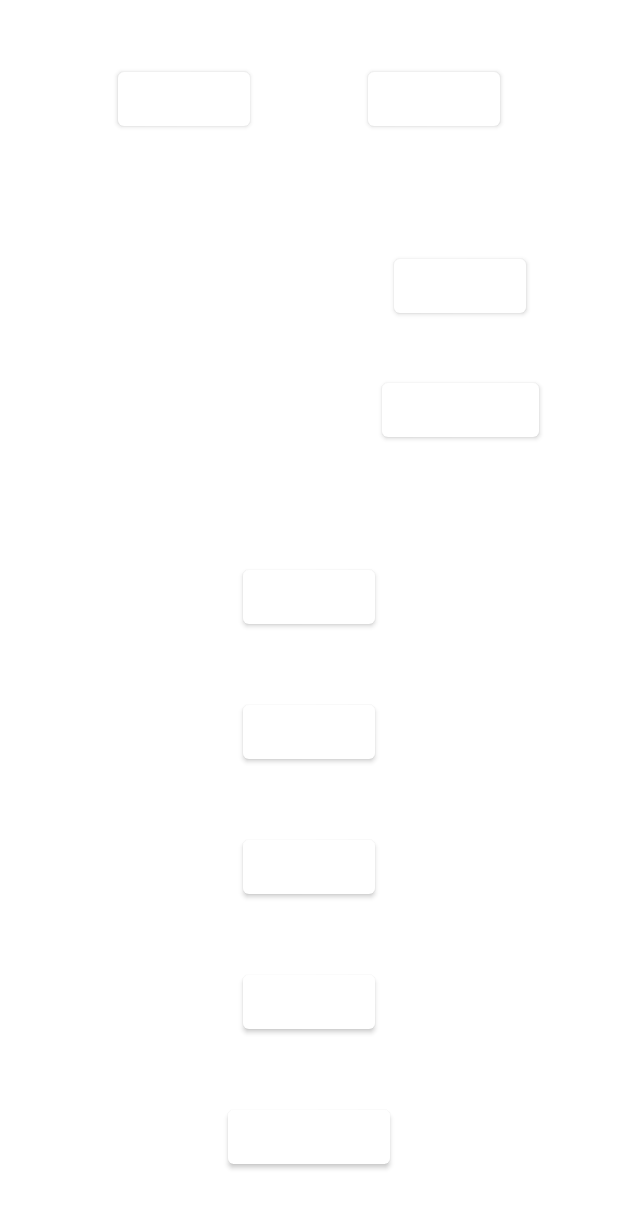
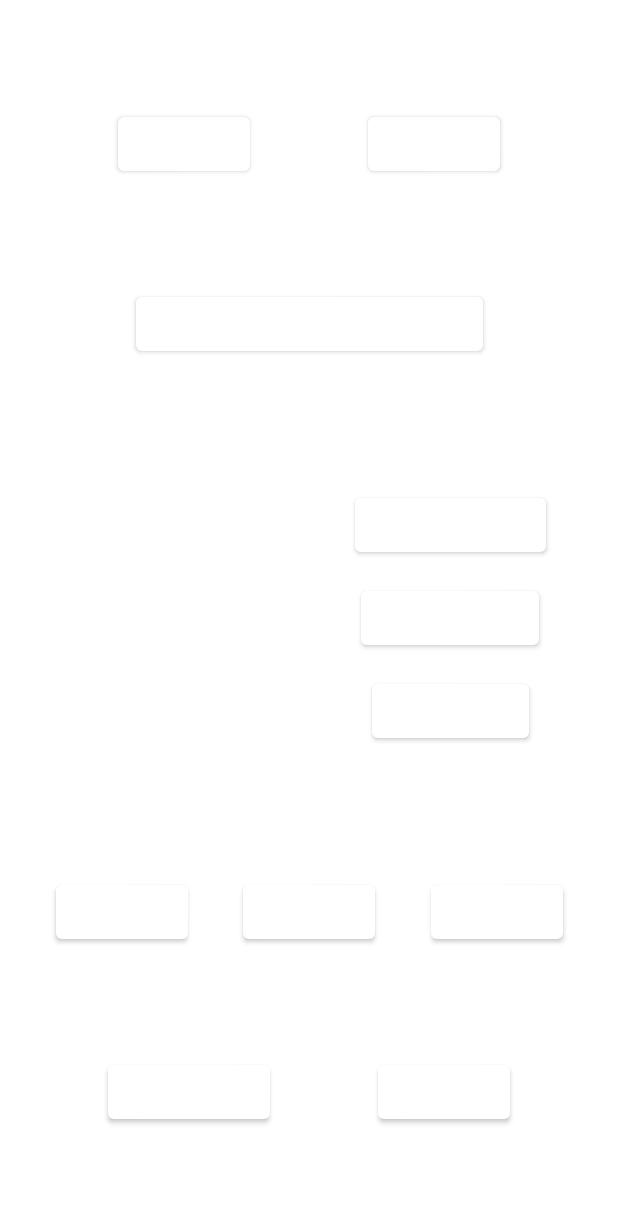
Before and after one commit to burakakinn/MatImplementationApp, an Android app: the screen it shows after launch (MainActivity), on a phone screen of 412 x 824 dp. Shown: the top 1208 px of the screen. Run offline under Robolectric (Android 15) with nearby library versions, the phone set to English and light mode, and no system bars.

```diff
--- a/app/src/main/java/com/example/matimplementationapp/fragments/FragmentMain.java
+++ b/app/src/main/java/com/example/matimplementationapp/fragments/FragmentMain.java
@@ -3,19 +3,21 @@ package com.example.matimplementationapp.fragments;
 import android.Manifest;
 import android.bluetooth.BluetoothAdapter;
 import android.bluetooth.BluetoothDevice;
+import android.bluetooth.BluetoothServerSocket;
+import android.bluetooth.BluetoothSocket;
 import android.content.BroadcastReceiver;
 import android.content.Context;
 import android.content.Intent;
 import android.content.IntentFilter;
 import android.os.Build;
 import android.os.Bundle;
+import android.os.Handler;
+import android.os.Message;
 import android.util.Log;
 import android.view.LayoutInflater;
 import android.view.View;
 import android.view.ViewGroup;
-import android.widget.ArrayAdapter;
 import android.widget.Button;
-import android.widget.ListView;
 import android.widget.Toast;
 
 import androidx.annotation.NonNull;
@@ -29,11 +31,9 @@ import com.example.matimplementationapp.MainActivity;
 import com.example.matimplementationapp.R;
 import com.example.matimplementationapp.adapters.BTDeviceAdapter;
 
+import java.io.IOException;
 import java.util.ArrayList;
-import java.util.HashMap;
-import java.util.HashSet;
-import java.util.Map;
-import java.util.Set;
+import java.util.UUID;
 
 import static android.app.Activity.RESULT_CANCELED;
 import static android.app.Activity.RESULT_OK;
@@ -42,14 +42,25 @@ public class FragmentMain extends Fragment  {
 
     private Button btnBluetoothOn;
     private Button btnBluetoothOff;
-    private Button btnScan;
+    private Button btnStartScan;
+    private Button btnStopScan;
+    private Button btnEnableDiscoverability;
 
     private RecyclerView btDevicesRecyclerView;
     private Intent bluetoothEnabledIntent;
-    private int requestCodeForEnabled;
+    private ArrayList<BluetoothDevice> btDevices;
     private ArrayList<String> deviceNames;
-    private ArrayList<String> deviceAddreses;
 
+    static final int STATE_LISTENING = 1;
+    static final int STATE_CONNECTING = 2;
+    static final int STATE_CONNECTED = 3;
+    static final int STATE_CONNECTION_FAILED = 4;
+    static final int STATE_MESSAGE_RECEIVED = 5;
+
+    private int REQUEST_ENABLE_BLUETOOTH = 1;
+
+    private static final String APP_NAME = "BT_SERVER";
+    public static final UUID MY_UUID = UUID.fromString("750aaea4-3254-11eb-adc1-0242ac120002");
 
     private BTDeviceAdapter btDeviceAdapter;
 
@@ -58,7 +69,7 @@ public class FragmentMain extends Fragment  {
         super.onCreate(savedInstanceState);
         bluetoothEnabledIntent = new Intent(BluetoothAdapter.ACTION_REQUEST_ENABLE);
         deviceNames = new ArrayList<>();
-        deviceAddreses = new ArrayList<>();
+        btDevices = new ArrayList<>();
         btDeviceAdapter = new BTDeviceAdapter(((MainActivity)getActivity()).getApplicationContext(),deviceNames);
     }
 
@@ -67,17 +78,17 @@ public class FragmentMain extends Fragment  {
     public View onCreateView(@NonNull LayoutInflater inflater, @Nullable ViewGroup container, @Nullable Bundle savedInstanceState) {
         super.onCreateView(inflater, container, savedInstanceState);
         View view = inflater.inflate(R.layout.fragment_main, container, false);
-        btnBluetoothOn = view.findViewById(R.id.btnBluetoothOn);
-        btnBluetoothOff = view.findViewById(R.id.btnBluetoothOff);
-        btnScan = view.findViewById(R.id.btnScan);
-        btDevicesRecyclerView = view.findViewById(R.id.btDeviceRecyclerView);
-        requestCodeForEnabled = 1;
+
+        findViewByIds(view);
+
         IntentFilter filter = new IntentFilter(BluetoothDevice.ACTION_FOUND);
         ((MainActivity)getActivity()).registerReceiver(receiver,filter);
 
         bluetoothOnMethod();
         bluetoothOffMethod();
-        btnScanListener();
+        btnStartScanListener();
+        btnStopScanListener();
+        btnEnableDiscoverabilityListener();
 
         btDevicesRecyclerView.setLayoutManager(new LinearLayoutManager(((MainActivity)getActivity()).getApplicationContext()));
         btDevicesRecyclerView.setAdapter(btDeviceAdapter);
@@ -85,9 +96,69 @@ public class FragmentMain extends Fragment  {
         return view;
     }
 
+    private void findViewByIds(View view) {
+        btnBluetoothOn = view.findViewById(R.id.btnBluetoothOn);
+        btnBluetoothOff = view.findViewById(R.id.btnBluetoothOff);
+        btnStartScan = view.findViewById(R.id.btnStartScan);
+        btnStopScan = view.findViewById(R.id.btnStopScan);
+        btDevicesRecyclerView = view.findViewById(R.id.btDeviceRecyclerView);
+        btnEnableDiscoverability = view.findViewById(R.id.btnEnableDiscoverability);
+    }
+
+    private class AcceptThread extends Thread {
+        private final BluetoothServerSocket mmServerSocket;
+
+        public AcceptThread() {
+            // Use a temporary object that is later assigned to mmServerSocket
+            // because mmServerSocket is final.
+            BluetoothServerSocket tmp = null;
+            try {
+                // MY_UUID is the app's UUID string, also used by the client code.
+                tmp = ((MainActivity)getActivity()).getBluetoothAdapter().listenUsingRfcommWithServiceRecord(APP_NAME, MY_UUID);
+            } catch (IOException e) {
+                Log.e("Server", "Socket's listen() method failed", e);
+            }
+            mmServerSocket = tmp;
+        }
+
+        public void run() {
+            BluetoothSocket socket = null;
+            // Keep listening until exception occurs or a socket is returned.
+            while (true) {
+                try {
+                    socket = mmServerSocket.accept();
+                } catch (IOException e) {
+                    Log.e("Server", "Socket's accept() method failed", e);
+                    break;
+                }
+
+                if (socket != null) {
+                    // A connection was accepted. Perform work associated with
+                    // the connection in a separate thread.
+//                    manageMyConnectedSocket(socket);
+                    try {
+                        mmServerSocket.close();
+                    } catch (IOException e) {
+                        e.printStackTrace();
+                    }
+                    break;
+                }
+            }
+        }
+
+        // Closes the connect socket and causes the thread to finish.
+        public void cancel() {
+            try {
+                mmServerSocket.close();
+            } catch (IOException e) {
+                Log.e("Server", "Could not close the connect socket", e);
+            }
+        }
+    }
+
     @Override
     public void onActivityResult(int requestCode, int resultCode, @Nullable Intent data) {
-        if(requestCode == requestCodeForEnabled){
+        if(requestCode == REQUEST_ENABLE_BLUETOOTH){
             if(resultCode == RESULT_OK){
                 Toast.makeText(((MainActivity)getActivity()).getApplicationContext(), "Bluetooth Enabled", Toast.LENGTH_SHORT).show();
             } else if(resultCode == RESULT_CANCELED){
@@ -104,7 +175,7 @@ public class FragmentMain extends Fragment  {
                     Toast.makeText(((MainActivity)getActivity()).getApplicationContext(),"Bluetooth is not supported by device.",Toast.LENGTH_LONG).show();
                 } else {
                     if(!((MainActivity)getActivity()).getBluetoothAdapter().isEnabled()){
-                        startActivityForResult(bluetoothEnabledIntent,requestCodeForEnabled);
+                        startActivityForResult(bluetoothEnabledIntent,REQUEST_ENABLE_BLUETOOTH);
 //                        Toast.makeText(((MainActivity)getActivity()).getApplicationContext(),"Bluetooth will be Enabled.",Toast.LENGTH_LONG).show();
                     }
                 }
@@ -124,8 +195,8 @@ public class FragmentMain extends Fragment  {
         });
     }
 
-    private void btnScanListener(){
-        btnScan.setOnClickListener(new View.OnClickListener() {
+    private void btnStartScanListener(){
+        btnStartScan.setOnClickListener(new View.OnClickListener() {
             @RequiresApi(api = Build.VERSION_CODES.M)
             @Override
             public void onClick(View v) {
@@ -137,10 +208,35 @@ public class FragmentMain extends Fragment  {
                     ((MainActivity)getActivity()).requestPermissions(new String[]{Manifest.permission.ACCESS_FINE_LOCATION, Manifest.permission.ACCESS_COARSE_LOCATION}, 1001); //Any number
                 }
                 ((MainActivity)getActivity()).getBluetoothAdapter().startDiscovery();
-                Log.i("btscan","discovery started");
+                Log.i("btscan","scan started");
+                Toast.makeText(((MainActivity)getActivity()).getApplicationContext(),"Scan Started",Toast.LENGTH_LONG).show();
             }
         });
     }
+
+    private void btnStopScanListener(){
+        btnStopScan.setOnClickListener(new View.OnClickListener() {
+            @Override
+            public void onClick(View v) {
+                ((MainActivity)getActivity()).getBluetoothAdapter().cancelDiscovery();
+                Log.i("btscan","scan stopped");
+                Toast.makeText(((MainActivity)getActivity()).getApplicationContext(),"Scan Stopped",Toast.LENGTH_LONG).show();
+            }
+        });
+    }
+
+    private void btnEnableDiscoverabilityListener() {
+        btnEnableDiscoverability.setOnClickListener(new View.OnClickListener() {
+            @Override
+            public void onClick(View v) {
+                Intent discoverableIntent =
+                        new Intent(BluetoothAdapter.ACTION_REQUEST_DISCOVERABLE);
+                discoverableIntent.putExtra(BluetoothAdapter.EXTRA_DISCOVERABLE_DURATION, 60);
+                startActivity(discoverableIntent);
+            }
+        });
+    }
+
 
     private final BroadcastReceiver receiver = new BroadcastReceiver() {
         public void onReceive(Context context, Intent intent) {
@@ -149,9 +245,9 @@ public class FragmentMain extends Fragment  {
                 Log.i("btscan","action found");
                 BluetoothDevice device = intent.getParcelableExtra(BluetoothDevice.EXTRA_DEVICE);
                 if(device.getName() != null){
-                    if(!deviceAddreses.contains(device.getAddress())){
-                        deviceAddreses.add(device.getAddress());
+                    if(!btDevices.contains(device)){
                         deviceNames.add(device.getName());
+                        btDevices.add(device);
                         btDeviceAdapter.notifyDataSetChanged();
                         Log.i("btscan",device.getName());
                         Log.i("btscan",String.valueOf(deviceNames.size()));
@@ -164,6 +260,25 @@ public class FragmentMain extends Fragment  {
             }
         }
     };
+
+    Handler handler = new Handler(new Handler.Callback(){
+        @Override
+        public boolean handleMessage(@NonNull Message msg) {
+            switch (msg.what){
+                case STATE_LISTENING:
+                    Toast.makeText(((MainActivity)getActivity()).getApplicationContext(),"Listening",Toast.LENGTH_LONG).show();
+                case STATE_CONNECTING:
+                    Toast.makeText(((MainActivity)getActivity()).getApplicationContext(),"Connecting",Toast.LENGTH_LONG).show();
+                case STATE_CONNECTED:
+                    Toast.makeText(((MainActivity)getActivity()).getApplicationContext(),"Connected",Toast.LENGTH_LONG).show();
+                case STATE_CONNECTION_FAILED:
+                    Toast.makeText(((MainActivity)getActivity()).getApplicationContext(),"Connection Failed",Toast.LENGTH_LONG).show();
+                case STATE_MESSAGE_RECEIVED:
+//                    Toast.makeText(((MainActivity)getActivity()).getApplicationContext(),"Listening",Toast.LENGTH_LONG).show();
+            }
+            return true;
+        }
+    });
 
 //    private void btnShowPairedDevicesListener(){
 //        btnScan.setOnClickListener(new View.OnClickListener() {
--- a/app/src/main/res/layout/cardview_btdevice.xml
+++ b/app/src/main/res/layout/cardview_btdevice.xml
@@ -11,7 +11,7 @@
         <TextView
             android:id="@+id/btcardDeviceName"
             android:layout_width="match_parent"
-            android:layout_height="wrap_content"
+            android:layout_height="50dp"
             app:layout_constraintTop_toTopOf="parent"
             app:layout_constraintBottom_toBottomOf="parent"
             app:layout_constraintStart_toStartOf="parent"
--- a/app/src/main/res/layout/fragment_main.xml
+++ b/app/src/main/res/layout/fragment_main.xml
@@ -11,7 +11,7 @@
         android:layout_height="wrap_content"
         android:text="BT ON"
         app:backgroundTint="#FFFFFF"
-        app:layout_constraintBottom_toTopOf="@id/btDeviceRecyclerView"
+        app:layout_constraintBottom_toTopOf="@id/btnEnableDiscoverability"
         app:layout_constraintEnd_toStartOf="@id/btnBluetoothOff"
         app:layout_constraintStart_toStartOf="parent"
         app:layout_constraintTop_toTopOf="parent" />
@@ -22,31 +22,53 @@
         android:layout_height="wrap_content"
         android:text="BT OFF"
         app:backgroundTint="#FFFFFF"
-        app:layout_constraintBottom_toTopOf="@id/btDeviceRecyclerView"
+        app:layout_constraintBottom_toTopOf="@id/btnEnableDiscoverability"
         app:layout_constraintEnd_toEndOf="parent"
         app:layout_constraintStart_toEndOf="@id/btnBluetoothOn"
         app:layout_constraintTop_toTopOf="parent" />
+
+    <Button
+        android:id="@+id/btnEnableDiscoverability"
+        android:layout_width="wrap_content"
+        android:layout_height="wrap_content"
+        android:text="ENABLE DISCOVERABILITY"
+        app:backgroundTint="#FFFFFF"
+        app:layout_constraintBottom_toTopOf="@id/btDeviceRecyclerView"
+        app:layout_constraintEnd_toEndOf="parent"
+        app:layout_constraintStart_toStartOf="parent"
+        app:layout_constraintTop_toBottomOf="@id/btnBluetoothOn" />
 
     <androidx.recyclerview.widget.RecyclerView
         android:id="@+id/btDeviceRecyclerView"
         android:layout_width="140dp"
         android:layout_height="200dp"
         app:layout_constraintStart_toStartOf="parent"
-        app:layout_constraintTop_toBottomOf="@id/btnBluetoothOn"
-        app:layout_constraintEnd_toStartOf="@id/btnScan"
+        app:layout_constraintTop_toBottomOf="@id/btnEnableDiscoverability"
+        app:layout_constraintEnd_toStartOf="@id/btnStartScan"
         app:layout_constraintBottom_toTopOf="@id/btnName"/>
 
 
     <Button
-        android:id="@+id/btnScan"
+        android:id="@+id/btnStartScan"
         android:layout_width="wrap_content"
         android:layout_height="wrap_content"
-        android:text="SCAN"
+        android:text="START SCAN"
+        app:backgroundTint="#FFFFFF"
+        app:layout_constraintBottom_toTopOf="@id/btnStopScan"
+        app:layout_constraintEnd_toEndOf="parent"
+        app:layout_constraintStart_toEndOf="@id/btDeviceRecyclerView"
+        app:layout_constraintTop_toTopOf="@id/btDeviceRecyclerView" />
+
+    <Button
+        android:id="@+id/btnStopScan"
+        android:layout_width="wrap_content"
+        android:layout_height="wrap_content"
+        android:text="STOP SCAN"
         app:backgroundTint="#FFFFFF"
         app:layout_constraintBottom_toTopOf="@id/btnConnect"
         app:layout_constraintEnd_toEndOf="parent"
         app:layout_constraintStart_toEndOf="@id/btDeviceRecyclerView"
-        app:layout_constraintTop_toTopOf="@id/btDeviceRecyclerView" />
+        app:layout_constraintTop_toBottomOf="@id/btnStartScan" />
 
     <Button
         android:id="@+id/btnConnect"
@@ -57,7 +79,7 @@
         app:layout_constraintBottom_toBottomOf="@id/btDeviceRecyclerView"
         app:layout_constraintEnd_toEndOf="parent"
         app:layout_constraintStart_toEndOf="@id/btDeviceRecyclerView"
-        app:layout_constraintTop_toBottomOf="@id/btnScan" />
+        app:layout_constraintTop_toBottomOf="@id/btnStopScan" />
 
     <Button
         android:id="@+id/btnName"
@@ -65,8 +87,8 @@
         android:layout_height="wrap_content"
         android:text="NAME"
         app:backgroundTint="#FFFFFF"
-        app:layout_constraintBottom_toTopOf="@id/btnSound"
-        app:layout_constraintEnd_toEndOf="parent"
+        app:layout_constraintBottom_toTopOf="@id/btnNext"
+        app:layout_constraintEnd_toStartOf="@id/btnSound"
         app:layout_constraintStart_toStartOf="parent"
         app:layout_constraintTop_toBottomOf="@id/btDeviceRecyclerView" />
 
@@ -76,10 +98,10 @@
         android:layout_height="wrap_content"
         android:text="SOUND"
         app:backgroundTint="#FFFFFF"
-        app:layout_constraintBottom_toTopOf="@id/btnInfo"
-        app:layout_constraintEnd_toEndOf="parent"
-        app:layout_constraintStart_toStartOf="parent"
-        app:layout_constraintTop_toBottomOf="@id/btnName" />
+        app:layout_constraintBottom_toTopOf="@id/btnNext"
+        app:layout_constraintEnd_toStartOf="@id/btnInfo"
+        app:layout_constraintStart_toEndOf="@id/btnName"
+        app:layout_constraintTop_toBottomOf="@id/btDeviceRecyclerView" />
 
     <Button
         android:id="@+id/btnInfo"
@@ -89,8 +111,8 @@
         app:backgroundTint="#FFFFFF"
         app:layout_constraintBottom_toTopOf="@id/btnNext"
         app:layout_constraintEnd_toEndOf="parent"
-        app:layout_constraintStart_toStartOf="parent"
-        app:layout_constraintTop_toBottomOf="@id/btnSound" />
+        app:layout_constraintStart_toEndOf="@id/btnSound"
+        app:layout_constraintTop_toBottomOf="@id/btDeviceRecyclerView" />
 
     <Button
         android:id="@+id/btnNext"
@@ -98,10 +120,10 @@
         android:layout_height="wrap_content"
         android:text="NEXT"
         app:backgroundTint="#FFFFFF"
-        app:layout_constraintBottom_toTopOf="@id/btnPrevious"
+        app:layout_constraintBottom_toBottomOf="parent"
         app:layout_constraintEnd_toEndOf="parent"
-        app:layout_constraintStart_toStartOf="parent"
-        app:layout_constraintTop_toBottomOf="@id/btnInfo" />
+        app:layout_constraintStart_toEndOf="@id/btnPrevious"
+        app:layout_constraintTop_toBottomOf="@id/btnSound" />
 
     <Button
         android:id="@+id/btnPrevious"
@@ -110,9 +132,9 @@
         android:text="PREVIOUS"
         app:backgroundTint="#FFFFFF"
         app:layout_constraintBottom_toBottomOf="parent"
-        app:layout_constraintEnd_toEndOf="parent"
+        app:layout_constraintEnd_toStartOf="@id/btnNext"
         app:layout_constraintStart_toStartOf="parent"
-        app:layout_constraintTop_toBottomOf="@id/btnNext" />
+        app:layout_constraintTop_toBottomOf="@id/btnSound" />
 
 
 </androidx.constraintlayout.widget.ConstraintLayout>
```
